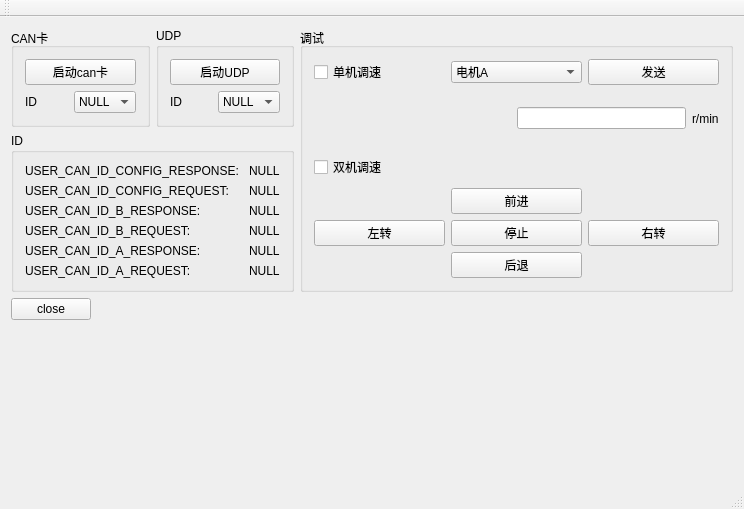
The window that CanDriveTest/TheMainForm.ui (tanchuang123/CanTest) describes before a commit, drawn with Qt 5.
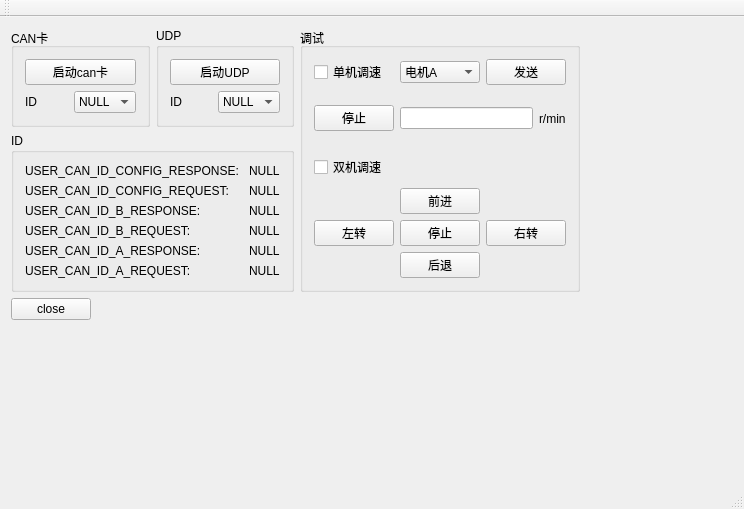
The same window after the commit.

```diff
--- a/CanDriveTest/TheMainForm.ui
+++ b/CanDriveTest/TheMainForm.ui
@@ -291,17 +291,11 @@
              <item>
               <layout class="QHBoxLayout" name="horizontalLayout_8">
                <item>
-                <spacer name="horizontalSpacer">
-                 <property name="orientation">
-                  <enum>Qt::Horizontal</enum>
+                <widget class="QPushButton" name="pushButton_stopNow">
+                 <property name="text">
+                  <string>停止</string>
                  </property>
-                 <property name="sizeHint" stdset="0">
-                  <size>
-                   <width>151</width>
-                   <height>20</height>
-                  </size>
-                 </property>
-                </spacer>
+                </widget>
                </item>
                <item>
                 <layout class="QHBoxLayout" name="horizontalLayout_6">
@@ -380,6 +374,19 @@
           </layout>
          </widget>
         </item>
+        <item>
+         <spacer name="horizontalSpacer_2">
+          <property name="orientation">
+           <enum>Qt::Horizontal</enum>
+          </property>
+          <property name="sizeHint" stdset="0">
+           <size>
+            <width>140</width>
+            <height>20</height>
+           </size>
+          </property>
+         </spacer>
+        </item>
        </layout>
       </item>
       <item>
```
